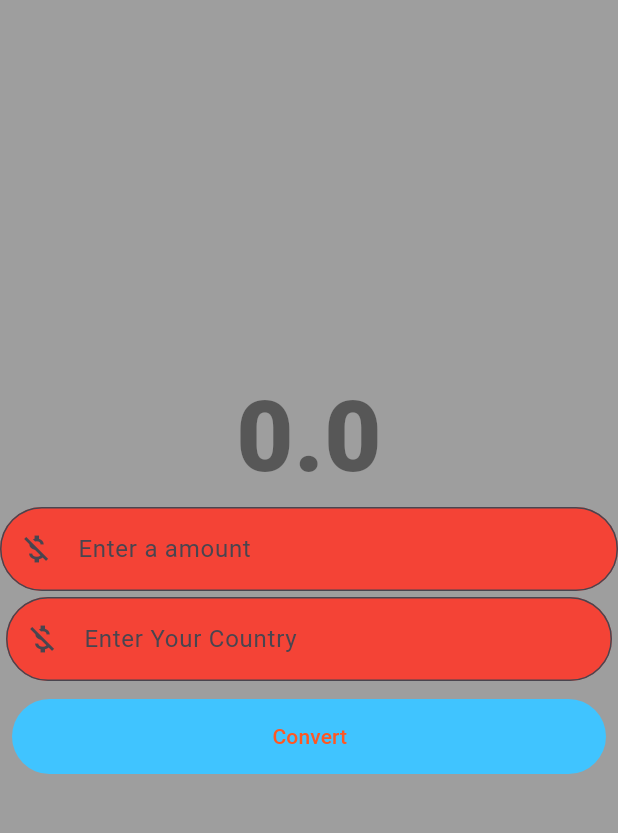
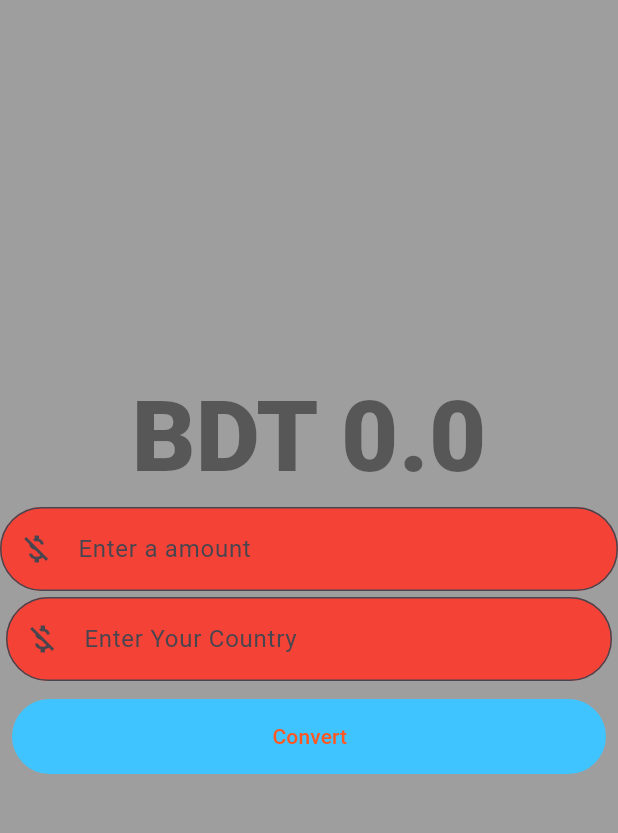
Before and after one commit to Jn-Sajol/Money-Exchange-App, a Flutter app: the screen it shows after launch, on a phone screen of 412 x 824 dp, the part 84-917 px from its top. Run offline on Flutter 3.47's test engine with Material 3 defaults, Android fonts, the phone set to English and light mode, and no system bars.

```diff
--- a/lib/home_page.dart
+++ b/lib/home_page.dart
@@ -63,7 +63,7 @@ class _HomePageState extends State<HomePage> {
           mainAxisAlignment: MainAxisAlignment.center,
           children: [
             Text(
-              result.toString(),
+            ('BDT $result'),
               style: const TextStyle(
                 color: Colors.black45,
                 fontWeight: FontWeight.w800,
```
